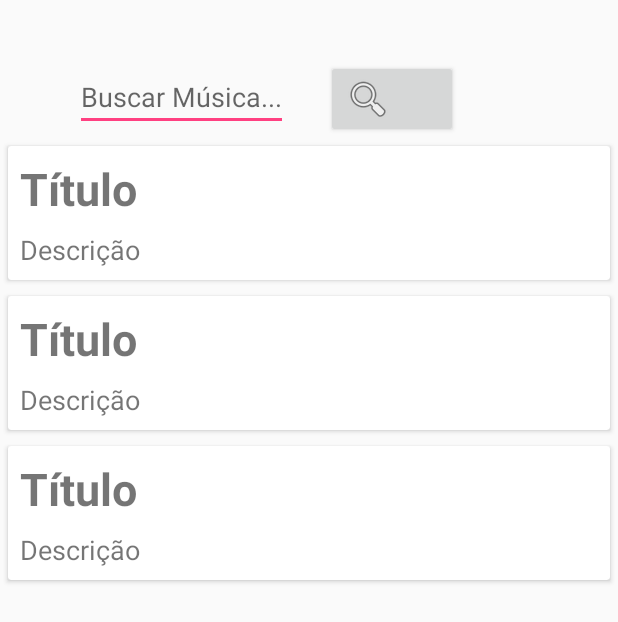
After one commit to CesarT3333/android-uniftec-spoticesar, an Android app: the layout activity_agenda_telefonica.xml on its own in the app's theme, with its tools: preview values and no code run, on a phone screen of 412 x 824 dp. The commit adds this screen. Shown: the top 622 px of the screen. Run offline under Robolectric (Android 15) with nearby library versions, the phone set to English and light mode, and no system bars.

Commit message:
inicio do recyler view

```diff
--- a/app/build.gradle
+++ b/app/build.gradle
@@ -11,19 +11,23 @@ android {
         testInstrumentationRunner "android.support.test.runner.AndroidJUnitRunner"
     }
     buildTypes {
+
         release {
             minifyEnabled false
             proguardFiles getDefaultProguardFile('proguard-android.txt'), 'proguard-rules.pro'
         }
+
     }
+    buildToolsVersion '28.0.2'
 }
 
 dependencies {
-    implementation fileTree(dir: 'libs', include: ['*.jar'])
+    implementation fileTree(include: ['*.jar'], dir: 'libs')
     implementation 'com.android.support:appcompat-v7:28.0.0'
     implementation 'com.android.support.constraint:constraint-layout:1.1.3'
     implementation 'com.android.support:design:28.0.0'
     testImplementation 'junit:junit:4.12'
     androidTestImplementation 'com.android.support.test:runner:1.0.2'
     androidTestImplementation 'com.android.support.test.espresso:espresso-core:3.0.2'
+    implementation 'com.android.support:recyclerview-v7:28.0.0'
 }
--- a/app/src/main/AndroidManifest.xml
+++ b/app/src/main/AndroidManifest.xml
@@ -24,7 +24,8 @@
         <activity android:name=".activity.BuscarMusicaActivity" />
         <activity android:name=".activity.DetalheMusicaActivity" />
         <activity android:name=".activity.DetalheArtistaActivity" />
-        <activity android:name=".activity.DetalheAlbumActivity"></activity>
+        <activity android:name=".activity.DetalheAlbumActivity" />
+        <activity android:name=".activity.AgendaTelefonicaActivity"></activity>
     </application>
 
 </manifest>
--- a/app/src/main/java/spoticesar/uniftec/com/br/spoticesar/adapter/ImageListViewAdapter.java
+++ b/app/src/main/java/spoticesar/uniftec/com/br/spoticesar/adapter/ImageListViewAdapter.java
@@ -46,8 +46,8 @@ public class ImageListViewAdapter extends ArrayAdapter<String> {
             convertView = mInflater
                     .inflate(R.layout.entity_menu_item, parent, false);
 
-            imageViewHolder.imageId =
-                    convertView.findViewById(R.id.image_src);
+//            imageViewHolder.imageId =
+//                    convertView.findViewById(R.id.image_src);
 
             imageViewHolder.entityToString =
                     convertView.findViewById(R.id.entity_to_string);
--- /dev/null
+++ b/app/src/main/res/layout/activity_agenda_telefonica.xml
@@ -0,0 +1,45 @@
+<?xml version="1.0" encoding="utf-8"?>
+<LinearLayout xmlns:android="http://schemas.android.com/apk/res/android"
+    xmlns:app="http://schemas.android.com/apk/res-auto"
+    xmlns:tools="http://schemas.android.com/tools"
+    android:layout_width="match_parent"
+    android:layout_height="match_parent"
+    android:orientation="vertical"
+    tools:context=".activity.AgendaTelefonicaActivity">
+
+    <LinearLayout
+        android:layout_width="match_parent"
+        android:layout_height="wrap_content"
+        android:layout_marginTop="40dp"
+        android:orientation="horizontal">
+
+        <EditText
+            android:id="@+id/edit_buscar_musica"
+            android:layout_width="wrap_content"
+            android:layout_height="wrap_content"
+            android:layout_centerHorizontal="true"
+            android:layout_marginLeft="50dp"
+            android:layout_marginRight="25dp"
+            android:hint="Buscar Música..." />
+
+        <Button
+            android:layout_width="wrap_content"
+            android:layout_height="wrap_content"
+            android:drawableLeft="@android:drawable/ic_menu_search" />
+
+    </LinearLayout>
+
+    <!--<ListView-->
+        <!--android:id="@+id/musica_list_view"-->
+        <!--android:layout_width="match_parent"-->
+        <!--android:layout_height="wrap_content"-->
+        <!--android:layout_marginTop="20dp"-->
+        <!--android:orientation="vertical">-->
+
+    <android.support.v7.widget.RecyclerView
+        android:id="@+id/rvw_telefones"
+        android:layout_width="match_parent"
+        android:layout_height="wrap_content"
+        tools:listitem="@layout/item_lista_telefonica" />
+
+</LinearLayout>
--- a/app/src/main/res/layout/activity_detalhe_musica.xml
+++ b/app/src/main/res/layout/activity_detalhe_musica.xml
@@ -120,6 +120,4 @@
         android:textColor="#fff"
         android:textSize="40sp" />
 
-
-
 </RelativeLayout>
--- /dev/null
+++ b/app/src/main/res/layout/item_lista_telefonica.xml
@@ -0,0 +1,43 @@
+<?xml version="1.0" encoding="utf-8"?>
+<android.support.v7.widget.CardView xmlns:android="http://schemas.android.com/apk/res/android"
+    xmlns:app="http://schemas.android.com/apk/res-auto"
+    xmlns:tools="http://schemas.android.com/tools"
+    android:id="@+id/cardView"
+    android:layout_width="match_parent"
+    android:layout_height="wrap_content"
+    android:layout_margin="5dp">
+
+    <android.support.constraint.ConstraintLayout
+        android:layout_width="match_parent"
+        android:layout_height="match_parent">
+
+        <TextView
+            android:id="@+id/item_nota_titulo"
+            android:layout_width="wrap_content"
+            android:layout_height="wrap_content"
+            android:layout_margin="8dp"
+            android:maxLines="2"
+            android:textSize="30sp"
+            android:textStyle="bold"
+            app:layout_constraintStart_toStartOf="parent"
+            app:layout_constraintTop_toTopOf="parent"
+            tools:text="Título" />
+
+        <TextView
+            android:id="@+id/item_nota_descricao"
+            android:layout_width="0dp"
+            android:layout_height="wrap_content"
+            android:layout_marginBottom="8dp"
+            android:layout_marginTop="8dp"
+            android:maxLines="6"
+            android:textSize="18sp"
+            app:layout_constraintBottom_toBottomOf="parent"
+            app:layout_constraintEnd_toEndOf="parent"
+            app:layout_constraintHorizontal_bias="0.0"
+            app:layout_constraintStart_toStartOf="@+id/item_nota_titulo"
+            app:layout_constraintTop_toBottomOf="@id/item_nota_titulo"
+            tools:text="Descrição" />
+
+    </android.support.constraint.ConstraintLayout>
+
+</android.support.v7.widget.CardView>
```
Also changed, not shown: app/src/main/java/spoticesar/uniftec/com/br/spoticesar/MainActivity.java (+18 -13 lines), app/src/main/java/spoticesar/uniftec/com/br/spoticesar/activity/AgendaTelefonicaActivity.java (added, +15 -0 lines), app/src/main/java/spoticesar/uniftec/com/br/spoticesar/models/Tarefa.java (added, +32 -0 lines), app/src/main/res/menu/main_menu.xml (+9 -0 lines), app/src/main/res/images/imagi.jpeg (deleted).
